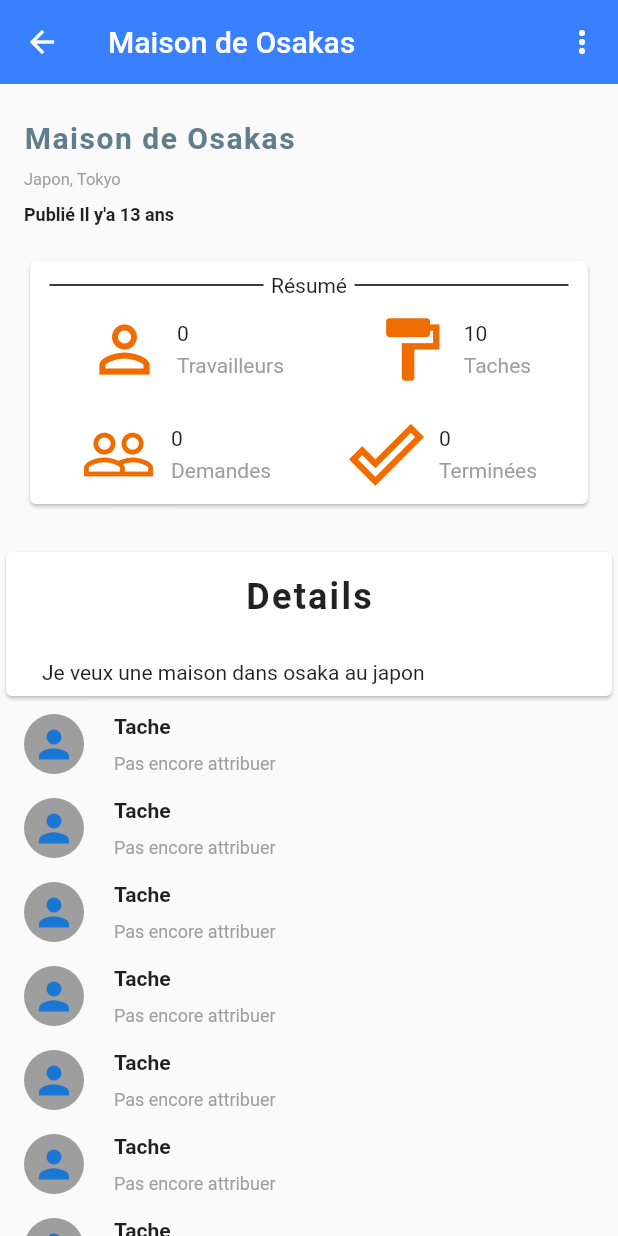
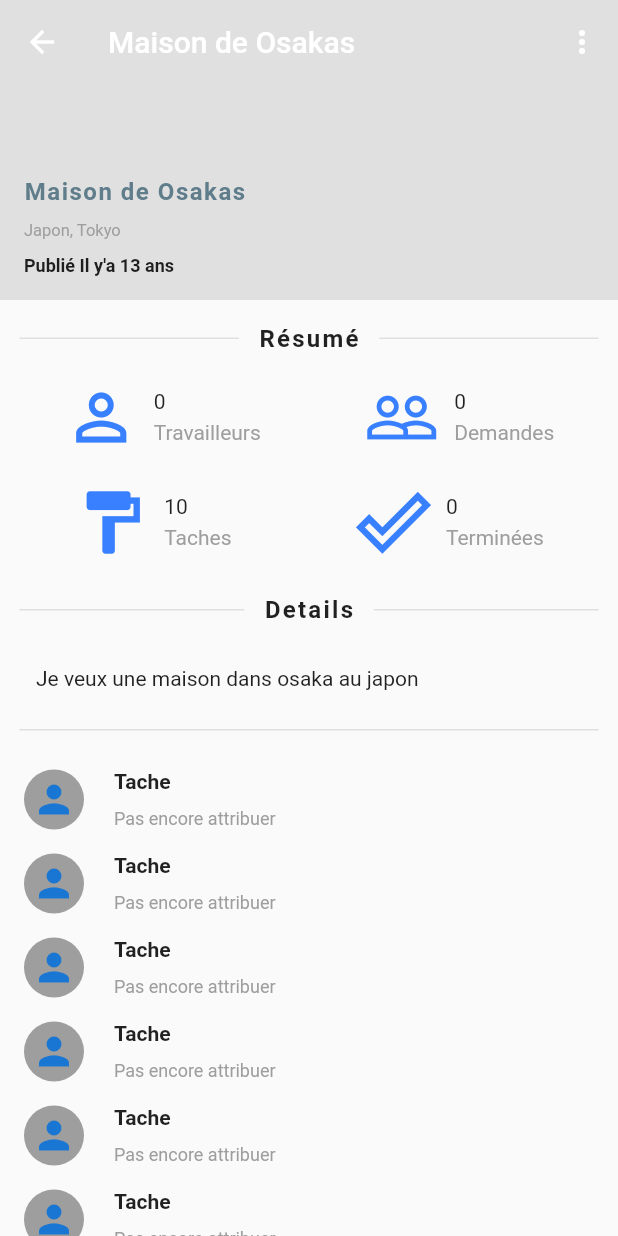
Before and after one commit to yvesjordan06/btp-flutter, a Flutter app: the AnnoncePage screen opened directly, after a tap on an icon or button, on a phone screen of 412 x 824 dp. Run offline on Flutter 3.47's test engine with Material 2 defaults, Android fonts, the phone set to English and light mode, and no system bars; accounts and stored records are empty.

Commit message:
Finished Detail Annonce page view

```diff
--- /dev/null
+++ b/lib/Components/horizontalDivider.dart
@@ -0,0 +1,31 @@
+import 'package:flutter/cupertino.dart';
+import 'package:flutter/material.dart';
+import 'package:flutter/painting.dart';
+
+Widget horizontalDivider({text, double margin = 5}) {
+  return Row(
+    children: <Widget>[
+      Expanded(
+        child: Container(
+          height: 1,
+          color: Colors.grey[300],
+          margin: text == null ? EdgeInsets.only(left: margin) : EdgeInsets.symmetric(horizontal: margin),
+        ),
+      ),
+      text == null ? SizedBox():Padding(
+        padding: const EdgeInsets.all(8.0),
+        child: Text(
+          text,
+          style: TextStyle(fontWeight: FontWeight.bold, fontSize: 16, letterSpacing: 1.5),
+        ),
+      ),
+      Expanded(
+        child: Container(
+          height: 1,
+          color: Colors.grey[300],
+          margin:text == null ? EdgeInsets.only(right: margin) : EdgeInsets.symmetric(horizontal: margin),
+        ),
+      ),
+    ],
+  );
+}
--- a/lib/Functions/route_generator.dart
+++ b/lib/Functions/route_generator.dart
@@ -1,4 +1,5 @@
 import 'package:btpp/Models/annonce.dart';
+import 'package:btpp/Pages/Annonces/create.dart';
 import 'package:btpp/Pages/Annonces/see.dart';
 import 'package:btpp/Pages/App/auth.dart';
 import 'package:btpp/Pages/App/load.dart';
@@ -18,8 +19,7 @@ class RouteGenerator {
       case 'auth':
       return MaterialPageRoute(builder: (_) => AuthApp());
       case 'annonce/see':
-      // Validation of correct data type
-        print('see annonce');
+      // Validation of correct data typ
         if (args is AnnonceModel) {
           return MaterialPageRoute(
             builder: (_) => SeeAnnonce(
@@ -30,6 +30,8 @@ class RouteGenerator {
         // If args is not of the correct type, return an error page.
         // You can also throw an exception while in development.
         return _errorRoute();
+      case 'annonce/create':
+        return MaterialPageRoute(builder: (_) => CreateAnnonce());
       default:
       // If there is no such named route in the switch statement, e.g. /third
         return _errorRoute();
--- a/lib/Pages/Annonces/create.dart
+++ b/lib/Pages/Annonces/create.dart
@@ -0,0 +1,14 @@
+import 'package:flutter/cupertino.dart';
+
+class CreateAnnonce extends StatefulWidget{
+  @override
+  _CreateAnnonceState createState() => _CreateAnnonceState();
+}
+
+class _CreateAnnonceState extends State<CreateAnnonce> {
+  @override
+  Widget build(BuildContext context) {
+    // TODO: implement build
+    return null;
+  }
+}
--- a/lib/Pages/Annonces/main.dart
+++ b/lib/Pages/Annonces/main.dart
@@ -143,7 +143,7 @@ class _AnnoncePageState extends State<AnnoncePage> {
           opacity: isEnabled ? 1.0 : 0,
           duration: Duration(milliseconds: 300),
           child: FloatingActionButton(
-            onPressed: () {},
+            onPressed: () {Navigator.pushNamed(context, 'annonce/create');},
             tooltip: 'Increment',
             child: new Icon(Icons.add),
           ),
--- a/lib/Pages/Annonces/see.dart
+++ b/lib/Pages/Annonces/see.dart
@@ -1,3 +1,4 @@
+import 'package:btpp/Components/horizontalDivider.dart';
 import 'package:btpp/Functions/Colors.dart';
 import 'package:btpp/Functions/Colors.dart';
 import 'package:btpp/Functions/Colors.dart';
@@ -19,37 +20,20 @@ class SeeAnnonce extends StatelessWidget {
       body: CustomScrollView(
         slivers: <Widget>[
           SliverAppBar(
-            floating: true,
-            title: Text(
-              annonce.intitule,
-              overflow: TextOverflow.ellipsis,
-            ),
-            actions: <Widget>[
-              PopupMenuButton(
-                  icon: Icon(Icons.more_vert),
-                  itemBuilder: (context) {
-                    return [
-                      PopupMenuItem(child: Text('See')),
-                      PopupMenuItem(child: Text('Add')),
-                      PopupMenuItem(child: Text('Manage')),
-                      PopupMenuItem(child: Text('Delete')),
-                    ];
-                  }
-              ),
-            ],
-          ),
-          SliverList(
-            delegate: SliverChildListDelegate(
-              [
-                Container(
-                  padding: EdgeInsets.symmetric(vertical: 24, horizontal: 16),
+            title: Text(annonce.intitule, overflow: TextOverflow.ellipsis,),
+            expandedHeight: 200,
+            flexibleSpace: FlexibleSpaceBar(
+              background: Container(
+                color: Colors.grey[300],
+                padding: EdgeInsets.all(16),
                 child: Column(
                   crossAxisAlignment: CrossAxisAlignment.start,
+                  mainAxisAlignment: MainAxisAlignment.end,
                   children: <Widget>[
                     Text(
                       annonce.intitule,
                       style: TextStyle(
-                          fontSize: 20,
+                          fontSize: 16,
                           color: Colors.blueGrey,
                           fontWeight: FontWeight.bold,
                           letterSpacing: 1
@@ -71,31 +55,48 @@ class SeeAnnonce extends StatelessWidget {
                           fontWeight: FontWeight.bold
                       ),
                     ),
-                      SizedBox(height: 20,),
-                      Card(
-                        child: Container(
-                          padding: EdgeInsets.all(8),
+                  ],
+                ),
+              ),
+            ),
+            pinned: true,
+
+            actions: <Widget>[
+              PopupMenuButton(
+                  icon: Icon(Icons.more_vert),
+                  itemBuilder: (context) {
+                    return [
+                      PopupMenuItem(child: Text('See')),
+                      PopupMenuItem(child: Text('Add')),
+                      PopupMenuItem(child: Text('Manage')),
+                      PopupMenuItem(child: Text('Delete')),
+                    ];
+                  }
+              ),
+            ],
+          ),
+          SliverList(
+            delegate: SliverChildListDelegate(
+              [
+                Container(
+                  padding: const EdgeInsets.all(8.0),
+                  child: Column(
+                    crossAxisAlignment: CrossAxisAlignment.start,
+                    children: <Widget>[
+                      Container(
                           child: annonceSummary(annonce)
-                        ),
                       )
                     ],
                   ),
                 ),
                 Container(
-                  child: Card(
                   child: Padding(
                     padding: const EdgeInsets.all(8.0),
                     child: Column(
                       crossAxisAlignment: CrossAxisAlignment.start,
                       children: <Widget>[
                         Center(
-                            child: Padding(
-                              padding: const EdgeInsets.all(8.0),
-                              child: Text(
-                                'Details',
-                                style: TextStyle(fontWeight: FontWeight.bold, fontSize: 24, letterSpacing: 1.5),
-                              ),
-                            ),
+                          child: horizontalDivider(text: 'Details')
                         ),
                         SizedBox(height: 20,),
                         Padding(
@@ -106,7 +107,17 @@ class SeeAnnonce extends StatelessWidget {
                     ),
                   ),
                 ),
-                )
+                Padding(
+                  padding: const EdgeInsets.all(8.0),
+                  child: Column(
+                    children: <Widget>[
+                      SizedBox(height: 10,),
+                      horizontalDivider(),
+                      SizedBox(height: 10,),
+                    ],
+                  ),
+                ),
+
               ]
             ),
           ),
@@ -114,8 +125,83 @@ class SeeAnnonce extends StatelessWidget {
               delegate:  SliverChildBuilderDelegate((context, index) =>Container(
                 padding: EdgeInsets.symmetric(vertical: 8, horizontal: 16),
                 child: tacheTravailleur(),
-              )),
+              ),
+              childCount: 6),
+          ),
+          SliverList(
+            delegate: SliverChildListDelegate(
+              [
+                horizontalDivider(),
+                Padding(
+                  padding: const EdgeInsets.all(8.0),
+                  child: Column(
+                    children: <Widget>[
+                      AdditionalInfo(),
+                      SizedBox(height: 20,),
+                      horizontalDivider(text: 'L\'annonceur'),
+                      AboutClient()
+                    ],
+                  ),
+                )
+              ]
+            ),
+          ),
+          SliverList(
+            delegate: SliverChildListDelegate(
+                [
+                  SizedBox(
+                    height: 20,
+                    child: Container(color: Colors.grey[200],),
+                  ),
+                  Padding(
+                    padding: const EdgeInsets.all(8.0),
+                    child: AnnonceSimilaire(),
+                  )
+                ]
+            ),
+          ),
+          SliverList(
+            delegate: SliverChildBuilderDelegate(
+                (context, index) => Padding(
+                  padding: const EdgeInsets.all(13.0),
+                  child: Row(
+                    children: <Widget>[
+                      Text('Annonce '+index.toString()),
+                      SizedBox(width: 5,),
+                      Text('Lorem Ipsum ...')
+                    ],
+                  ),
+                ),
+              childCount: 4
+            ),
+          ),
+          SliverList(
+            delegate: SliverChildListDelegate(
+              [
+                Padding(
+                  padding: const EdgeInsets.all(16.0),
+                  child: Row(
+                    mainAxisAlignment: MainAxisAlignment.center,
+                    children: <Widget>[
+                      Expanded(
+                        child: RaisedButton(
+                          onPressed: (){},
+                          child: Container(
+                            padding: EdgeInsets.symmetric(vertical: 15),
+                            child:  Text(
+                                'Postuler',
+                                style: TextStyle(fontSize: 20, color: Colors.white)
+                            )
+                          ),
 
+                        ),
+                      ),
+                    ],
+                  ),
+                ),
+
+              ]
+            ),
           )
         ],
       )
@@ -126,33 +212,14 @@ class SeeAnnonce extends StatelessWidget {
 Widget annonceSummary(AnnonceModel annonce) => Container(
   child: Column(
     children: <Widget>[
-      Row(
-        mainAxisAlignment: MainAxisAlignment.center,
-        children: <Widget>[
-          Expanded(
-            child: Container(
-              height: 1,
-              color: Colors.black,
-              margin: EdgeInsets.symmetric(horizontal: 5),
-            ),
-          ),
-          Text('Résumé'),
-          Expanded(
-            child: Container(
-              height: 1,
-              color: Colors.black,
-              margin: EdgeInsets.symmetric(horizontal: 5),
-            ),
-          ),
-        ],
-      ),
+      horizontalDivider(text: 'Résumé'),
       SizedBox(height: 10,),
       Row(
         mainAxisAlignment: MainAxisAlignment.spaceAround,
         children: <Widget>[
           Row(
             children: <Widget>[
-              Icon(Icons.person_outline, size: 50, color: AppColors.accent,),
+              Icon(Icons.person_outline, size: 50, color: AppColors.primary,),
               SizedBox(width: 10,),
               Column(
                 crossAxisAlignment: CrossAxisAlignment.start,
@@ -166,14 +233,14 @@ Widget annonceSummary(AnnonceModel annonce) => Container(
           ),
           Row(
             children: <Widget>[
-              Icon(Icons.format_paint, size: 50, color: AppColors.accent,),
+              Icon(Icons.people_outline, size: 50, color: AppColors.primary,),
               SizedBox(width: 10,),
               Column(
                 crossAxisAlignment: CrossAxisAlignment.start,
                 children: <Widget>[
-                  Text('10'),
+                  Text('0'),
                   SizedBox(height: 5,),
-                  Text('Taches', style: TextStyle(color: Colors.grey),),
+                  Text('Demandes', style: TextStyle(color: Colors.grey),),
                 ],
               )
             ],
@@ -186,21 +253,22 @@ Widget annonceSummary(AnnonceModel annonce) => Container(
         children: <Widget>[
           Row(
             children: <Widget>[
-              Icon(Icons.people_outline, size: 50, color: AppColors.accent,),
+              Icon(Icons.format_paint, size: 50, color: AppColors.primary,),
               SizedBox(width: 10,),
               Column(
                 crossAxisAlignment: CrossAxisAlignment.start,
                 children: <Widget>[
-                  Text('0'),
+                  Text('10'),
                   SizedBox(height: 5,),
-                  Text('Demandes', style: TextStyle(color: Colors.grey),),
+                  Text('Taches', style: TextStyle(color: Colors.grey),),
                 ],
               )
             ],
           ),
+
           Row(
             children: <Widget>[
-              Icon(Icons.done_outline, size: 50, color: AppColors.accent,),
+              Icon(Icons.done_outline, size: 50, color: AppColors.primary,),
               SizedBox(width: 10,),
               Column(
                 crossAxisAlignment: CrossAxisAlignment.start,
@@ -242,3 +310,94 @@ Widget tacheTravailleur() {
     ),
   );
 }
+
+Widget AdditionalInfo() {
+  return Container(
+    padding: EdgeInsets.symmetric(horizontal: 5),
+    child: Row(
+      mainAxisAlignment: MainAxisAlignment.spaceBetween,
+      crossAxisAlignment: CrossAxisAlignment.start,
+      children: <Widget>[
+       Text(
+         'Temp Restant :',
+         style: TextStyle(
+           fontWeight: FontWeight.bold
+         ),
+       ),
+        Text(
+         '8 Mois'
+       ),
+      ],
+    ),
+  );
+
+
+}
+
+Widget AboutClient() {
+  return Container(
+    padding: EdgeInsets.symmetric(horizontal: 5),
+    child: Column(
+      crossAxisAlignment: CrossAxisAlignment.start,
+      children: <Widget>[
+
+        Row(
+          mainAxisAlignment: MainAxisAlignment.spaceBetween,
+          crossAxisAlignment: CrossAxisAlignment.start,
+          children: <Widget>[
+            Text(
+              'Nationalité :',
+              style: TextStyle(
+                  fontWeight: FontWeight.bold
+              ),
+            ),
+            Text(
+                'Cameroun'
+            ),
+          ],
+        ),
+        SizedBox(height: 10,),
+        Text(
+          '10 Annonces publié',
+        ),
+        SizedBox(height: 5,),
+        Text(
+          '1 Annonces active',
+        ),
+        SizedBox(height: 5,),
+        Text(
+            '4% Taux d\'embauchement'
+        ),
+        SizedBox(height: 10,),
+        Text(
+            'Membre depuis octobre 2012',
+          style: TextStyle(
+            color: Colors.grey,
+            fontSize: 12
+          ),
+        ),
+      ],
+    ),
+  );
+}
+Widget AnnonceSimilaire() {
+  return Container(
+    padding: EdgeInsets.symmetric(horizontal: 5),
+    child: Column(
+      crossAxisAlignment: CrossAxisAlignment.start,
+      mainAxisAlignment: MainAxisAlignment.start,
+      children: <Widget>[
+
+        Text(
+          'Annonces Similaire',
+          style: TextStyle(
+              fontWeight: FontWeight.bold
+          ),
+        ),
+        SizedBox(height: 10,),
+        horizontalDivider(margin: 0),
+        SizedBox(height: 10,),
+      ],
+    ),
+  );
+}
```
Lines whose indentation alone changed are shown as unchanged.
